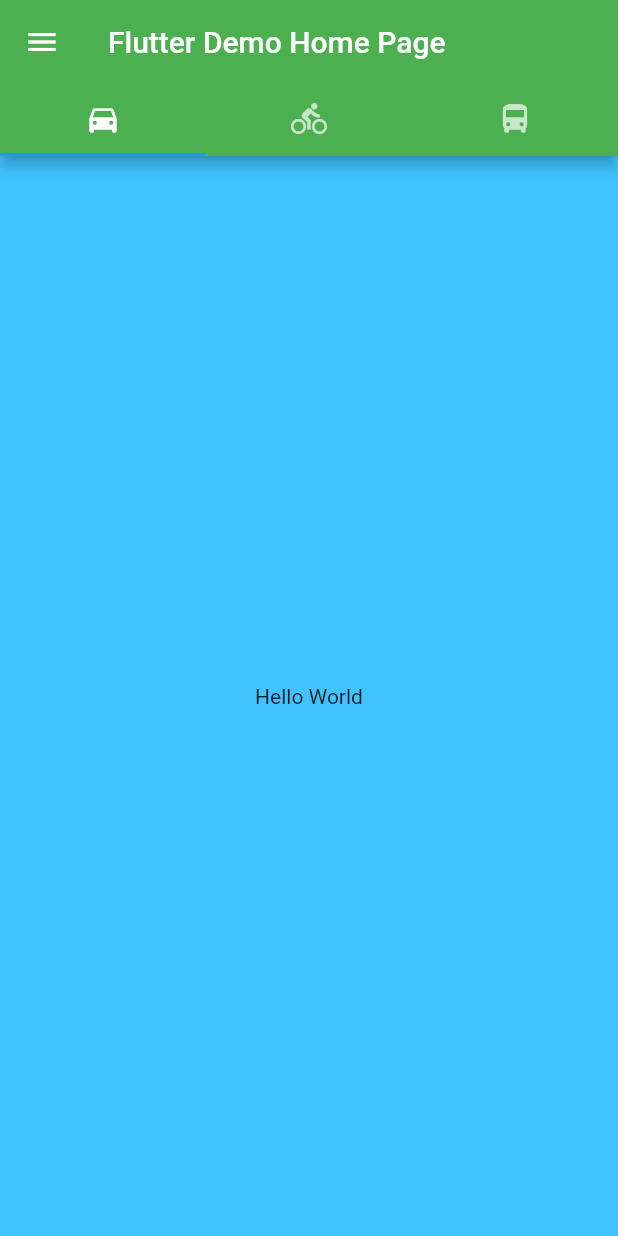
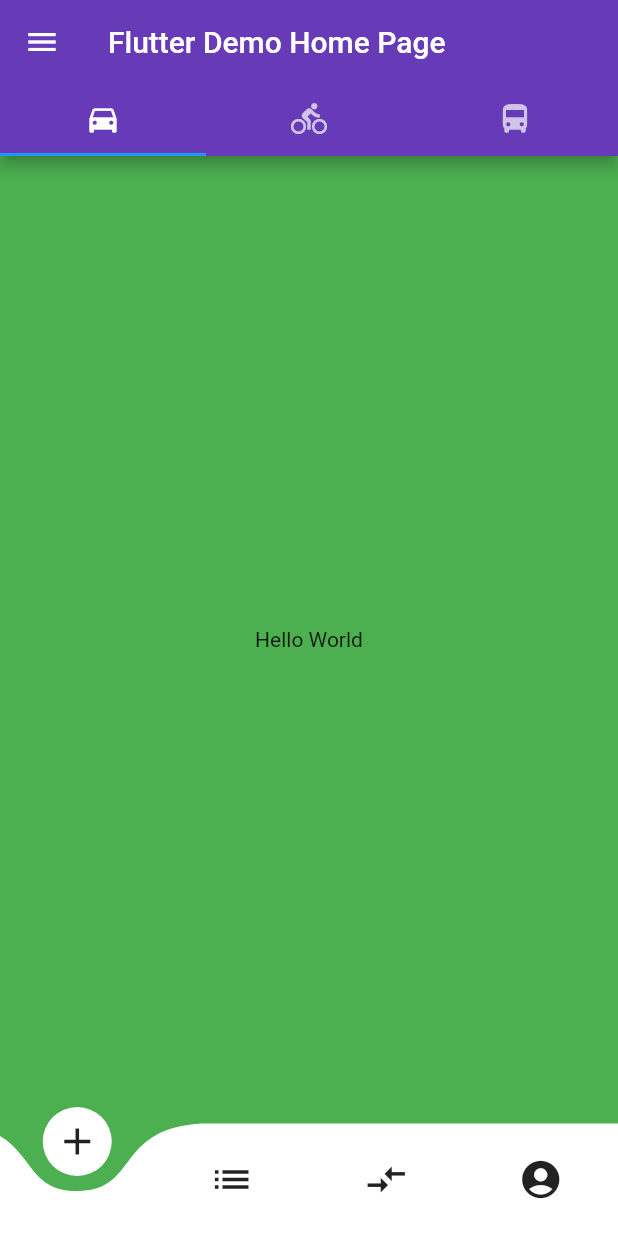
Before and after one commit to RusiruChathushanaka/my_first_flutter, a Flutter app: the screen it shows after launch, on a phone screen of 412 x 824 dp. Run offline on Flutter 3.47's test engine with Material 2 defaults, Android fonts, the phone set to English and light mode, and no system bars; drawn by our look-alikes of curved_navigation_bar; missing offline and left inert: flare_splash_screen.

Commit message:
changes in 5/11

```diff
--- a/lib/main.dart
+++ b/lib/main.dart
@@ -1,4 +1,6 @@
 import 'package:flutter/material.dart';
+import 'package:curved_navigation_bar/curved_navigation_bar.dart';
+import 'package:flare_splash_screen/flare_splash_screen.dart';
 
 void main() => runApp(MyApp());
 
@@ -8,10 +10,19 @@ class MyApp extends StatelessWidget {
   Widget build(BuildContext context) {
     return MaterialApp(
       title: 'Flutter Demo',
+      debugShowCheckedModeBanner: false,
       theme: ThemeData(
         primarySwatch: Colors.blue,
       ),
-      home: MyHomePage(title: 'Flutter Demo Home Page'),
+      home:
+//      SplashScreen.navigate(
+//        name: 'intro.flr',
+//        next: (context) => MyHomePage(title: 'Flutter Demo Home Page'),
+//        until: () => Future.delayed(Duration(seconds: 5)),
+//        startAnimation: '1',
+//      ),
+
+      MyHomePage(title: 'Flutter Demo Home Page'),
     );
   }
 }
@@ -38,15 +49,32 @@ class _MyHomePageState extends State<MyHomePage> {
     return DefaultTabController(
       length: 3,
       child: Scaffold(
-        backgroundColor: Colors.lightBlueAccent,
+        backgroundColor: Colors.green,
+
+        bottomNavigationBar: CurvedNavigationBar(
+          backgroundColor: Colors.green,
+          items: <Widget>[
+            Icon(Icons.add, size: 30),
+            Icon(Icons.list, size: 30),
+            Icon(Icons.compare_arrows, size: 30),
+            Icon(Icons.account_circle,size: 30),
+          ],
+          onTap: (index) {
+            //Handle button tap
+          },
+        ),
+
+
         drawer: Drawer(
           child: ListView(
             padding: EdgeInsets.zero,
             children: <Widget>[
               DrawerHeader(
                 child: Text("Drawer Header"),
-                decoration: BoxDecoration(color: Colors.purple),
+                decoration: BoxDecoration(color: Colors.deepPurple),
               ),
+              Column(
+                children: <Widget>[
                   ListTile(
                     title: Text("item 1"),
                     leading: Icon(Icons.print),
@@ -58,6 +86,8 @@ class _MyHomePageState extends State<MyHomePage> {
                     onTap: () {
                       Navigator.pop(context);
                     },
+                  ),
+                ],
               ),
             ],
           ),
@@ -77,7 +107,7 @@ class _MyHomePageState extends State<MyHomePage> {
             ],
           ),
           title: Text(widget.title),
-          backgroundColor: Colors.green,
+          backgroundColor: Colors.deepPurple,
         ),
         body:
 //        Center(
@@ -107,7 +137,5 @@ class _MyHomePageState extends State<MyHomePage> {
 //          tooltip: 'Increment',
 //          child: Icon(Icons.add),
 //        ), // This trailing comma makes auto-formatting nicer for build methods.
-
-
   }
 }
--- a/pubspec.yaml
+++ b/pubspec.yaml
@@ -19,6 +19,8 @@ environment:
 dependencies:
   flutter:
     sdk: flutter
+  curved_navigation_bar: ^0.3.2
+  flare_splash_screen: ^3.0.1
 
   # The following adds the Cupertino Icons font to your application.
   # Use with the CupertinoIcons class for iOS style icons.
```
Also changed, not shown: pubspec.lock. Lines whose indentation alone changed are shown as unchanged.
